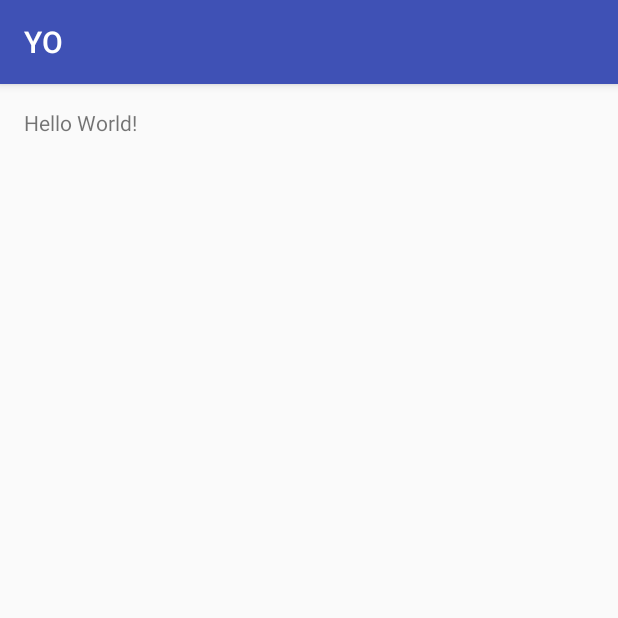
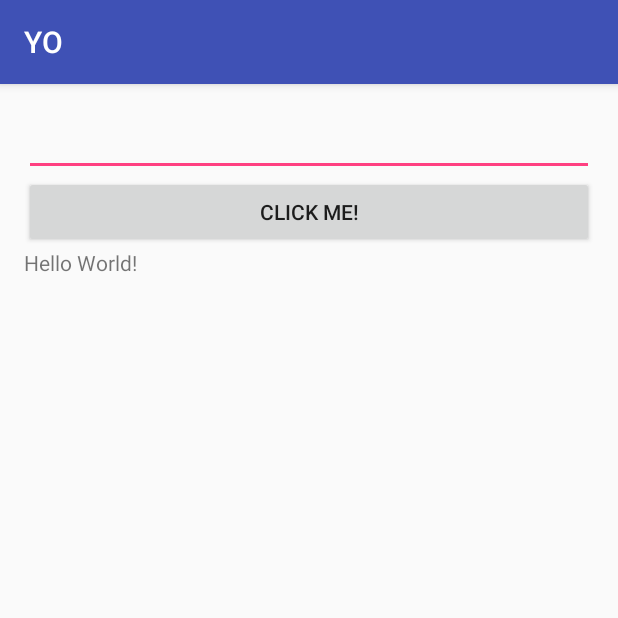
Before and after one commit to zhangjiashen/Easy_YO, an Android app: the screen it shows after launch (MainActivity), on a phone screen of 412 x 824 dp, the top half of it. Run offline under Robolectric (Android 15) with nearby library versions, the phone set to English and light mode, and no system bars.

Commit message:
1. Changed RelativeLayout to LinearLayout in activity_main.xml 2. Set the text of TextView to be the value of the EditView

```diff
--- a/app/src/main/java/com/jiuzhang/guojing/yo/MainActivity.java
+++ b/app/src/main/java/com/jiuzhang/guojing/yo/MainActivity.java
@@ -2,6 +2,11 @@ package com.jiuzhang.guojing.yo;
 
 import android.os.Bundle;
 import android.support.v7.app.AppCompatActivity;
+import android.view.View;
+import android.widget.Button;
+import android.widget.EditText;
+import android.widget.TextView;
+import android.widget.Toast;
 
 public class MainActivity extends AppCompatActivity {
 
@@ -10,12 +15,23 @@ public class MainActivity extends AppCompatActivity {
         super.onCreate(savedInstanceState);
         setContentView(R.layout.activity_main);
 
+        final TextView text_view = (TextView) findViewById(R.id.text_view);
         // TODO 5 get View using findViewById
         // get the EditText, the Button and the TextView using findViewById
+        final EditText editText = (EditText) findViewById(R.id.edit_text);
 
         // TODO 6 set OnClickListener of Button
         // set the OnClickListener of the button so that when the button is clicked,
         // your program should set the text of TextView to be the value of the EditText
+        Button button = (Button) findViewById(R.id.button);
+        button.setOnClickListener(new View.OnClickListener() {
+            @Override
+            public void onClick(View view) {
+                text_view.setText(editText.getText());
+
+                Toast.makeText(MainActivity.this, "*" + editText.getText(), Toast.LENGTH_SHORT);
+            }
+        });
 
     }
 }
--- a/app/src/main/res/layout/activity_main.xml
+++ b/app/src/main/res/layout/activity_main.xml
@@ -12,6 +12,10 @@
         set its id to “@+id/edit_text”
         set its width to “match_parent” and height to “wrap_content”
     -->
+    <EditText
+        android:id="@+id/edit_text"
+        android:layout_width="match_parent"
+        android:layout_height="wrap_content" />
 
     <!--
         TODO 3 add Button
@@ -20,12 +24,18 @@
         set its width to “match_parent” and height to “wrap_content”
         set its text to “Click me!”
     -->
+    <Button
+        android:id="@+id/button"
+        android:layout_width="match_parent"
+        android:layout_height="wrap_content"
+        android:text="Click me!"/>
 
     <!--
         TODO 4 change TextView id
         set the id of the below TextView to “@+id/text_view”
     -->
     <TextView
+        android:id="@+id/text_view"
         android:layout_width="wrap_content"
         android:layout_height="wrap_content"
         android:text="Hello World!" />
```
